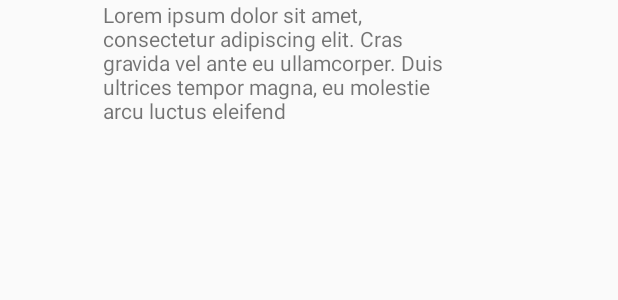
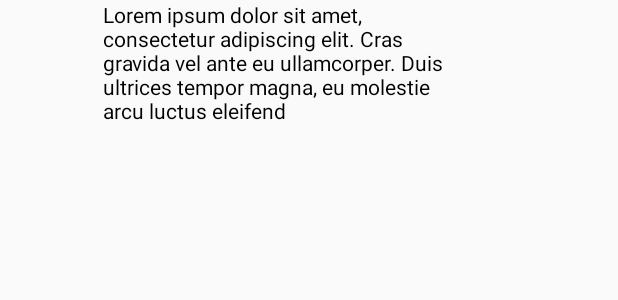
Before and after one commit to ricardo347/RobotnikChat, an Android app: the layout bot_chat_view.xml on its own in the app's theme, with its tools: preview values and no code run, on a phone screen of 412 x 824 dp. Shown: the top 300 px of the screen. Run offline under Robolectric (Android 15) with nearby library versions, the phone set to English and light mode, and no system bars.

Commit message:
ciclo de vida estabelecido, falta refinar interface grafica.

```diff
--- a/app/src/main/java/br/com/robotnik/robotnikchat/ChatActivity.java
+++ b/app/src/main/java/br/com/robotnik/robotnikchat/ChatActivity.java
@@ -51,6 +51,7 @@ public class ChatActivity extends AppCompatActivity {
 
         chatEditText = findViewById(R.id.chatEditText);
         enviarButton = findViewById(R.id.enviarButton);
+
         enviarButton.setOnClickListener(new View.OnClickListener() {
             @Override
             public void onClick(View v) {
--- a/app/src/main/res/layout/activity_login.xml
+++ b/app/src/main/res/layout/activity_login.xml
@@ -58,7 +58,7 @@
             android:layout_height="wrap_content" />
 
         <Button
-            android:id="@+id/btnLogin"
+            android:id="@+id/loginButton"
             android:layout_width="match_parent"
             android:layout_height="wrap_content"
             android:layout_columnSpan="2"
--- a/app/src/main/res/layout/bot_chat_view.xml
+++ b/app/src/main/res/layout/bot_chat_view.xml
@@ -17,6 +17,7 @@
         android:layout_width="0dp"
         android:layout_height="match_parent"
         android:layout_weight="5"
+        android:textColor="@color/TextBlack"
         android:paddingRight="100dp"
         android:text="@string/lorem"/>
 
--- a/app/src/main/res/values/colors.xml
+++ b/app/src/main/res/values/colors.xml
@@ -3,4 +3,5 @@
     <color name="colorPrimary">#737978</color>
     <color name="colorPrimaryDark">#333534</color>
     <color name="colorAccent">#405dbc</color>
+    <color name="TextBlack">#FF000000</color>
 </resources>
```
Also changed, not shown: app/src/main/java/br/com/robotnik/robotnikchat/LoginActivity.java (+21 -2 lines).
